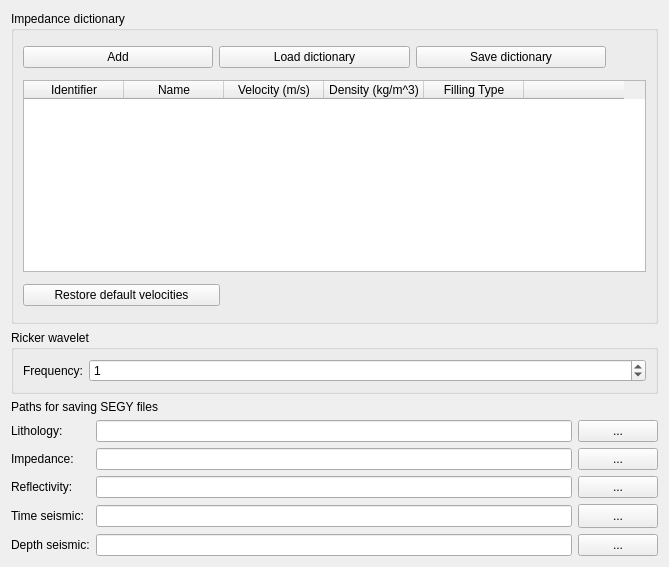
The window that console/SegyCreationPage.ui (feliperails/syntheticseis) describes before a commit, drawn with Qt 5.
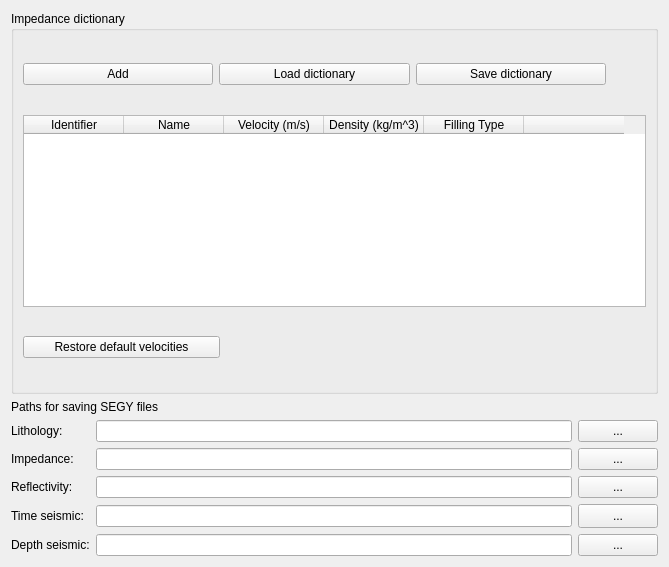
The same window after the commit.

Commit message: Move frequency from SegyCreationPage.ui page to EclipseGridImportPage.ui. Cell Size Calculator.

Diff of the .ui file:
```diff
--- a/console/SegyCreationPage.ui
+++ b/console/SegyCreationPage.ui
@@ -54,6 +54,9 @@
         </item>
         <item>
          <spacer name="horizontalSpacer">
+          <property name="orientation">
+           <enum>Qt::Vertical</enum>
+          </property>
           <property name="sizeHint" stdset="0">
            <size>
             <width>40</width>
@@ -125,6 +128,9 @@
          </item>
          <item>
           <spacer name="horizontalSpacer_2">
+           <property name="orientation">
+            <enum>Qt::Vertical</enum>
+           </property>
            <property name="sizeHint" stdset="0">
             <size>
              <width>426</width>
@@ -139,41 +145,6 @@
      </layout>
     </widget>
    </item>
-   <item>
-    <widget class="QGroupBox" name="groupBox_2">
-     <property name="title">
-      <string>Ricker wavelet</string>
-     </property>
-     <layout class="QGridLayout" name="gridLayout">
-      <item row="0" column="0">
-       <widget class="QLabel" name="label_2">
-        <property name="text">
-         <string>Frequency:</string>
-        </property>
-       </widget>
-      </item>
-      <item row="0" column="1">
-       <widget class="QDoubleSpinBox" name="rickerWaveletFrequencyDoubleSpinBox">
-        <property name="sizePolicy">
-         <sizepolicy hsizetype="MinimumExpanding" vsizetype="Fixed">
-          <horstretch>0</horstretch>
-          <verstretch>0</verstretch>
-         </sizepolicy>
-        </property>
-        <property name="decimals">
-         <number>0</number>
-        </property>
-        <property name="maximum">
-         <double>10000.000000000000000</double>
-        </property>
-        <property name="value">
-         <double>1.000000000000000</double>
-        </property>
-       </widget>
-      </item>
-     </layout>
-    </widget>
-   </item>
    <item>
     <widget class="QLabel" name="label">
      <property name="text">
```
The commit also changes 8 other files.
